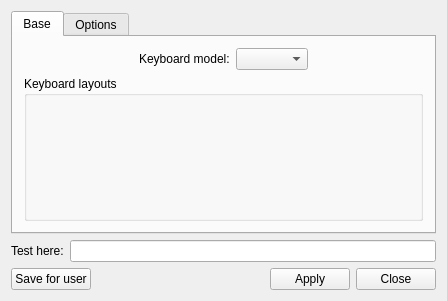
Before: the Qt Designer form src-qt4/pc-syskeyboard/mainwindow.ui in trueos/pcbsd, drawn with Qt 5.
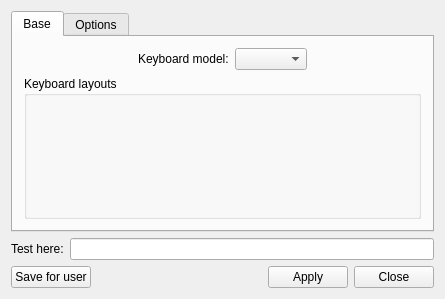
After: the same form once the commit is applied. Icons and pictures are not drawn. Custom widgets are drawn as their Qt base class.

Diff of the .ui file:
```diff
--- a/src-qt4/pc-syskeyboard/mainwindow.ui
+++ b/src-qt4/pc-syskeyboard/mainwindow.ui
@@ -6,8 +6,8 @@
    <rect>
     <x>0</x>
     <y>0</y>
-    <width>447</width>
-    <height>301</height>
+    <width>445</width>
+    <height>299</height>
    </rect>
   </property>
   <property name="windowTitle">
```
Left out of the diff: 5 changed lines with no effect on the pictures.
